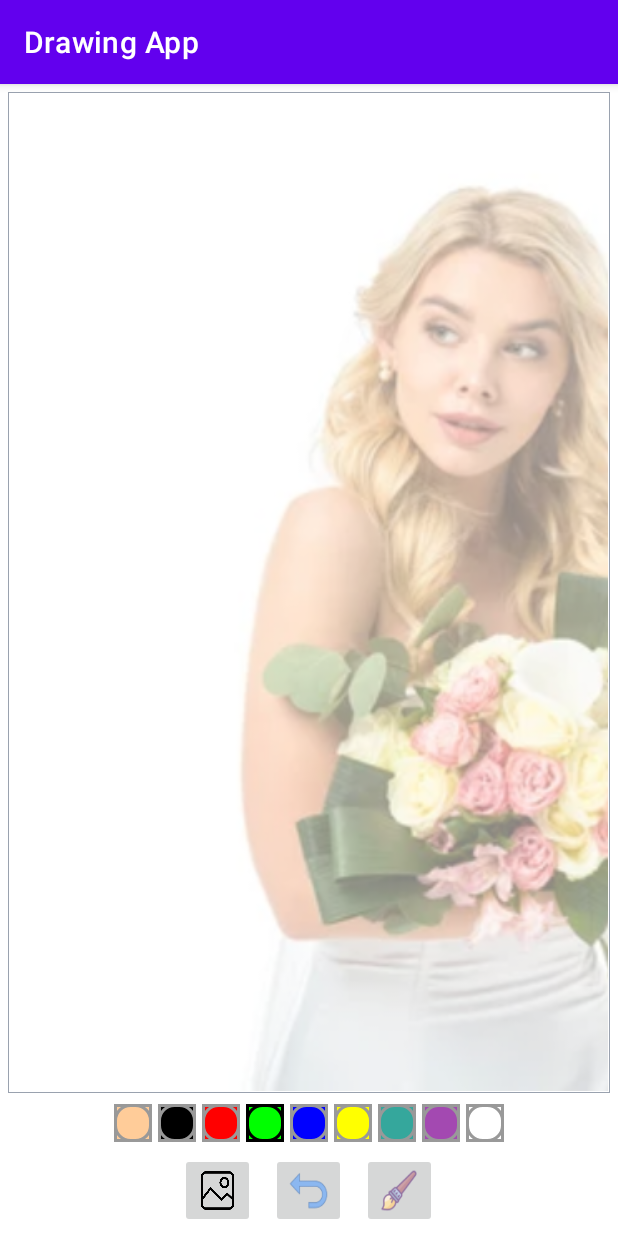
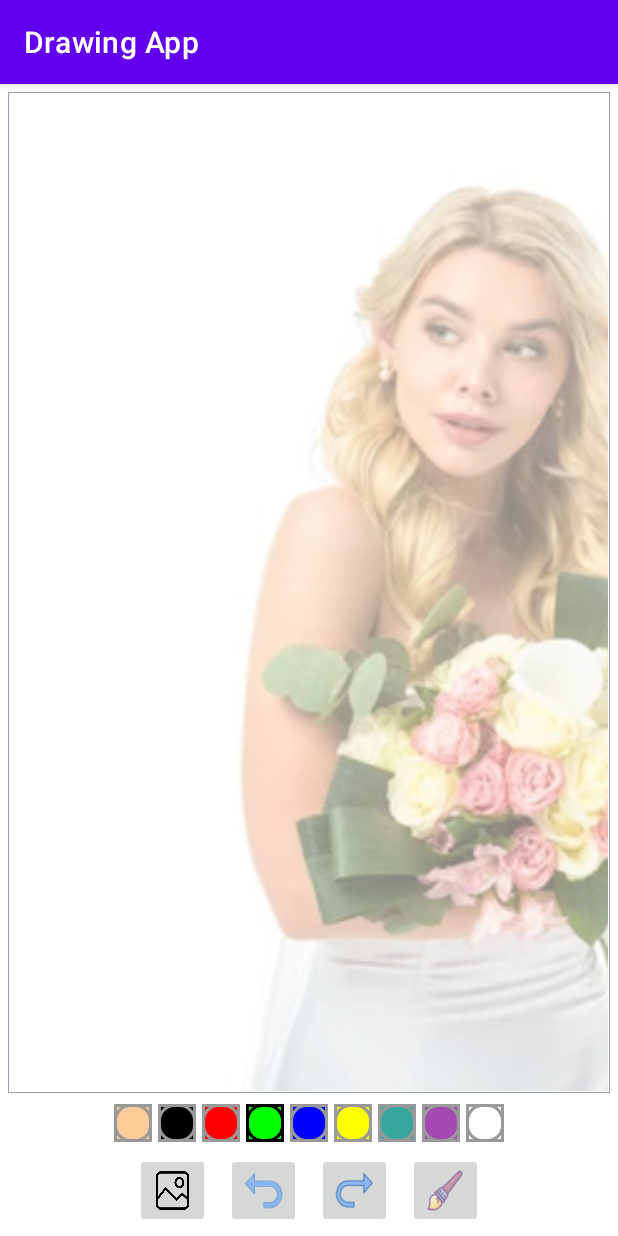
Before and after one commit to its-aky/Drawing_App, an Android app: the screen it shows after launch (MainActivity), on a phone screen of 412 x 824 dp. Run offline under Robolectric (Android 15) with nearby library versions, the phone set to English and light mode, and no system bars.

Commit message:
Adding Redo button

```diff
--- a/app/src/main/java/com/example/drawingapp/MainActivity.kt
+++ b/app/src/main/java/com/example/drawingapp/MainActivity.kt
@@ -101,6 +101,12 @@ class MainActivity : AppCompatActivity() {
 
         ibUndo.setOnClickListener {
             drawingView?.onClickUndo()
+        }
+
+        val ibRedo: ImageButton = findViewById(R.id.ib_redo)
+
+        ibRedo.setOnClickListener {
+            drawingView?.onClickRedo()
         }
     }
 
--- a/app/src/main/res/layout/activity_main.xml
+++ b/app/src/main/res/layout/activity_main.xml
@@ -191,6 +191,15 @@
             />
 
         <ImageButton
+            android:id="@+id/ib_redo"
+            android:layout_width="50dp"
+            android:layout_height="50dp"
+            android:layout_margin="5dp"
+            android:scaleType="fitXY"
+            android:src="@drawable/ic_redo"
+            />
+
+        <ImageButton
             android:id="@+id/ib_brush"
             android:layout_width="50dp"
             android:layout_height="50dp"
```
Also changed, not shown: app/src/main/java/com/example/drawingapp/DrawingView.kt (+8 -0 lines), app/src/main/res/drawable/ic_redo.png (added).
